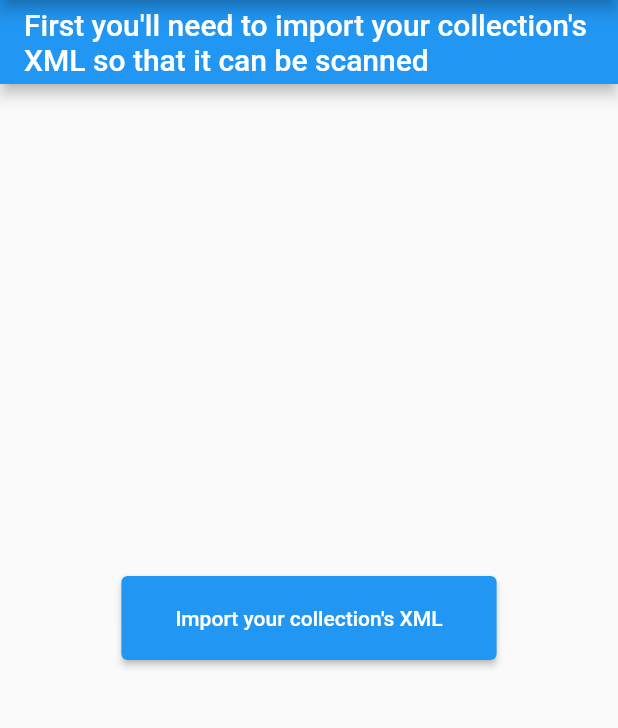
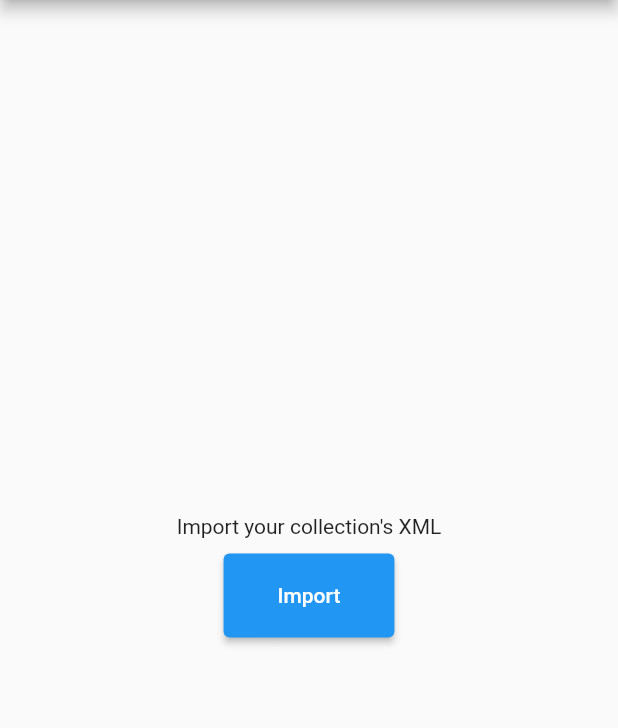
Before and after one commit to TisTatig/RekordboxFix, a Flutter app: the screen it shows after launch, on a phone screen of 412 x 824 dp, the part 84-812 px from its top. Run offline on Flutter 3.47's test engine with Material 2 defaults, Android fonts, the light colour scheme and no system bars; our stand-ins replace file_picker.

Commit message:
Made the first screen a little more concise

```diff
--- a/lib/main.dart
+++ b/lib/main.dart
@@ -126,25 +126,20 @@ class _DuplicatesState extends State<Duplicates> {
 
   Scaffold homeWithoutFile(BuildContext context) {
     return Scaffold(
-      appBar: AppBar(
-        title: Container(
-          constraints:
-              BoxConstraints(maxWidth: MediaQuery.of(context).size.width),
-          child: const Text(
-              softWrap: true,
-              overflow: TextOverflow
-                  .visible, //TODO MAYBE THIS ISNT THE RIGHT PLACE FOR THIS TEXT
-              'First you\'ll need to import your collection\'s XML so that it can be scanned'),
-        ),
-        backgroundColor: Theme.of(context).primaryColor,
-      ),
       body: Center(
-        child: ElevatedButton(
-          onPressed: () async => {collectionXML = await _filepicker()},
-          child: const Padding(
-            padding: EdgeInsets.all(20.0),
-            child: Text('Import your collection\'s XML'),
-          ),
+        child: Column(
+          mainAxisAlignment: MainAxisAlignment.center,
+          children: [
+            const Text('Import your collection\'s XML'),
+            const SizedBox(height: 10),
+            ElevatedButton(
+              onPressed: () async => {collectionXML = await _filepicker()},
+              child: const Padding(
+                padding: EdgeInsets.all(20.0),
+                child: Text('Import'),
+              ),
+            ),
+          ],
         ),
       ),
     );
```
